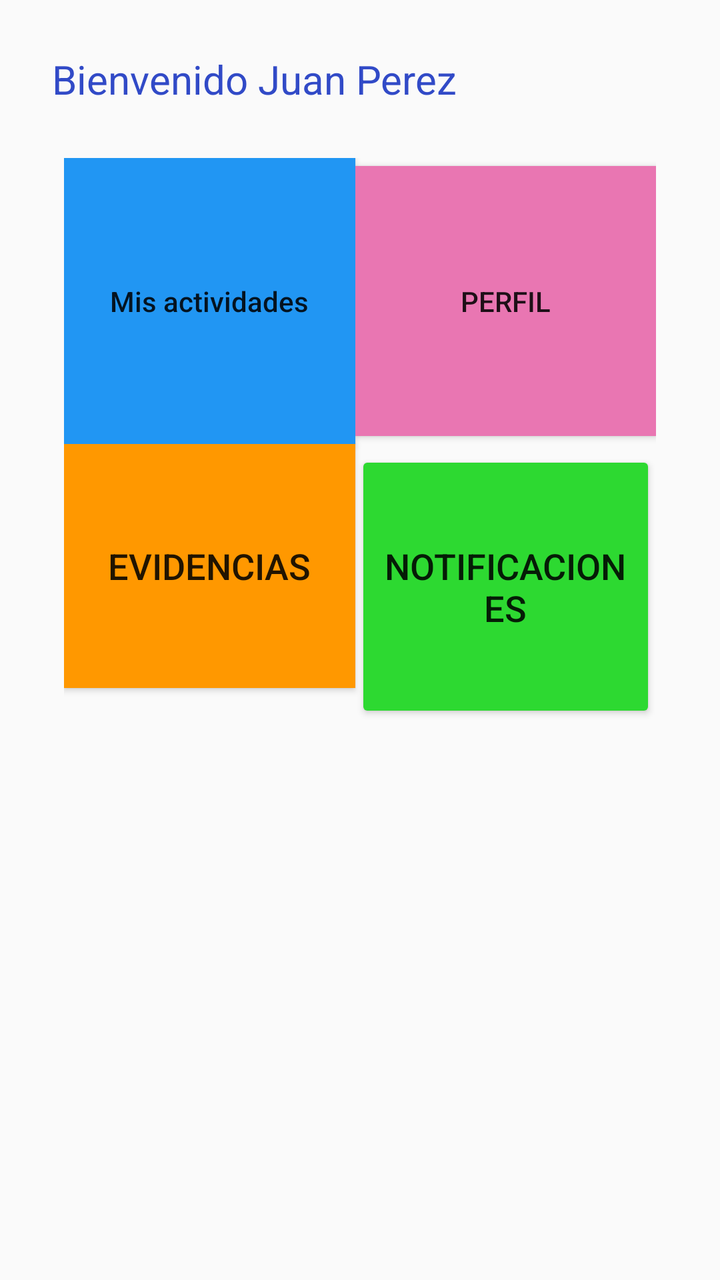
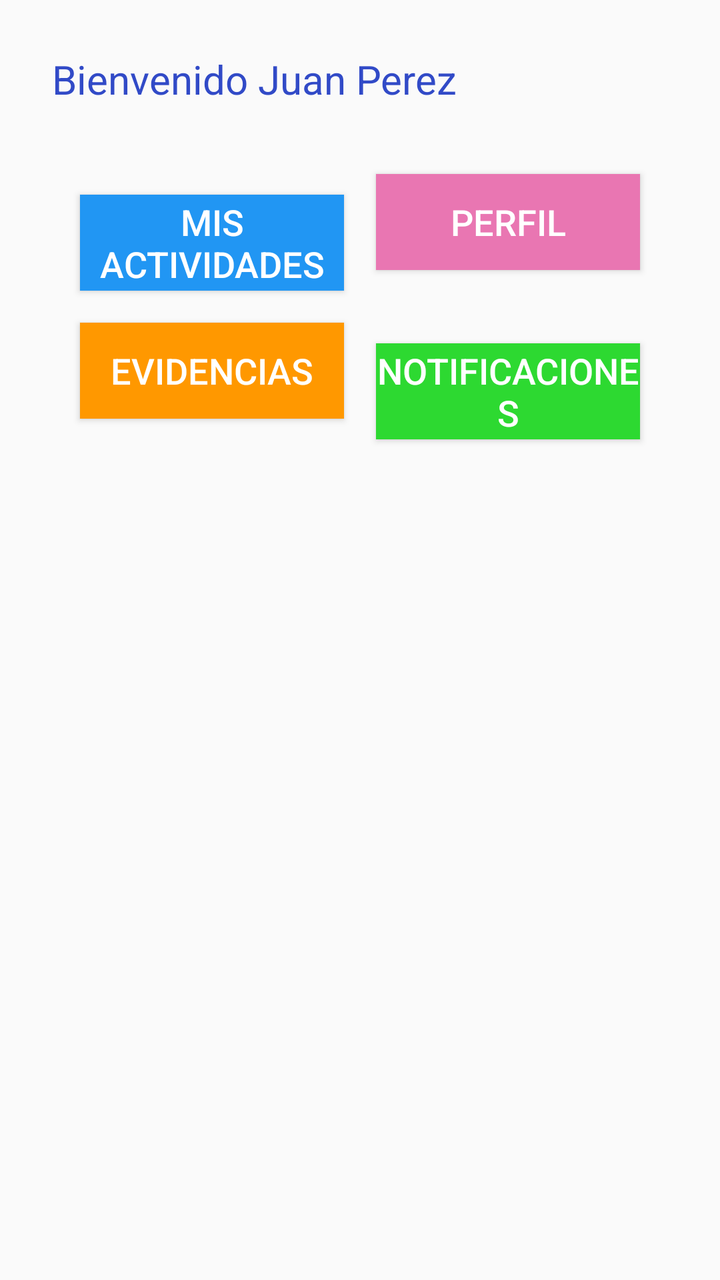

Before-and-after screenshots of an Android layout around one commit, followed by the original layout XML and the change that was made.
<!-- AndroidManifest.xml: application theme Theme.CampusGo -->
<!-- res/layout/activity_panel_estudiante.xml -->
<?xml version="1.0" encoding="utf-8"?>
<androidx.constraintlayout.widget.ConstraintLayout xmlns:android="http://schemas.android.com/apk/res/android"
    xmlns:app="http://schemas.android.com/apk/res-auto"
    xmlns:tools="http://schemas.android.com/tools"
    android:id="@+id/main"
    android:layout_width="match_parent"
    android:layout_height="match_parent"
    tools:context=".PanelEstudiante">

    <LinearLayout

        android:layout_width="match_parent"
        android:layout_height="match_parent"
        android:orientation="vertical"
        android:padding="16dp">

        <TextView
            android:id="@+id/textView"
            android:layout_width="251dp"
            android:layout_height="wrap_content"
            android:padding="10dp"
            android:text="Bienvenido Juan Perez"
            android:textColor="#314AC7"
            android:textSize="20sp"
            android:visibility="visible" />

        <GridLayout
            android:id="@+id/gridPanelEstudiante"
            android:layout_width="match_parent"
            android:layout_height="344dp"
            android:alignmentMode="alignMargins"
            android:columnCount="2"
            android:columnOrderPreserved="false"
            android:padding="16dp"
            android:rowCount="2">

            <Button
                android:id="@+id/btnMisActividades"
                android:layout_width="10dp"
                android:layout_height="143dp"
                android:layout_row="0"
                android:layout_column="0"
                android:layout_columnWeight="1"
                android:background="#2196F3"
                android:text="Mis actividades"
                android:textAppearance="@style/TextAppearance.AppCompat.Body2"
                tools:textSize="20sp" />

            <Button
                android:id="@+id/btnPerfil"
                android:layout_width="15dp"
                android:layout_height="135dp"
                android:layout_columnWeight="1"
                android:background="#E976B2"
                android:text="Perfil"
                tools:textSize="20sp" />

            <Button
                android:id="@+id/btnEvidencias"
                android:layout_width="0dp"
                android:layout_height="122dp"
                android:layout_row="1"
                android:layout_column="0"
                android:layout_columnWeight="1"
                android:background="#FF9800"
                android:text="Evidencias"
                android:textSize="18sp" />

            <Button
                android:id="@+id/btnNotificaciones"
                android:layout_width="0dp"
                android:layout_height="136dp"
                android:layout_row="1"
                android:layout_column="1"
                android:layout_columnWeight="1"
                android:backgroundTint="#2DD931"
                android:text="Notificaciones"
                android:textSize="18sp" />

        </GridLayout>

    </LinearLayout>


</androidx.constraintlayout.widget.ConstraintLayout>
<!-- resources referenced by this layout -->
<resources>
  <style name="Theme.CampusGo" parent="Theme.AppCompat.Light.DarkActionBar" />
</resources>

<!-- the commit's change to res/layout/activity_panel_estudiante.xml (unified diff, before → after) -->
@@ -15,7 +15,7 @@
         android:padding="16dp">
 
         <TextView
-            android:id="@+id/textView"
+            android:id="@+id/texBienvenido"
             android:layout_width="251dp"
             android:layout_height="wrap_content"
             android:padding="10dp"
@@ -27,7 +27,7 @@
         <GridLayout
             android:id="@+id/gridPanelEstudiante"
             android:layout_width="match_parent"
-            android:layout_height="344dp"
+            android:layout_height="wrap_content"
             android:alignmentMode="alignMargins"
             android:columnCount="2"
             android:columnOrderPreserved="false"
@@ -36,48 +36,57 @@
 
             <Button
                 android:id="@+id/btnMisActividades"
-                android:layout_width="10dp"
-                android:layout_height="143dp"
+                android:layout_width="0dp"
+                android:layout_height="wrap_content"
                 android:layout_row="0"
                 android:layout_column="0"
                 android:layout_columnWeight="1"
+                android:layout_margin="8dp"
                 android:background="#2196F3"
                 android:text="Mis actividades"
-                android:textAppearance="@style/TextAppearance.AppCompat.Body2"
-                tools:textSize="20sp" />
+                android:textColor="@android:color/white"
+                android:textSize="18sp" />
 
             <Button
                 android:id="@+id/btnPerfil"
-                android:layout_width="15dp"
-                android:layout_height="135dp"
+                android:layout_width="0dp"
+                android:layout_height="wrap_content"
+                android:layout_row="0"
+                android:layout_column="1"
                 android:layout_columnWeight="1"
+                android:layout_margin="8dp"
                 android:background="#E976B2"
                 android:text="Perfil"
-                tools:textSize="20sp" />
+                android:textColor="@android:color/white"
+                android:textSize="18sp" />
 
             <Button
                 android:id="@+id/btnEvidencias"
                 android:layout_width="0dp"
-                android:layout_height="122dp"
+                android:layout_height="wrap_content"
                 android:layout_row="1"
                 android:layout_column="0"
                 android:layout_columnWeight="1"
+                android:layout_margin="8dp"
                 android:background="#FF9800"
                 android:text="Evidencias"
+                android:textColor="@android:color/white"
                 android:textSize="18sp" />
 
             <Button
                 android:id="@+id/btnNotificaciones"
                 android:layout_width="0dp"
-                android:layout_height="136dp"
+                android:layout_height="wrap_content"
                 android:layout_row="1"
                 android:layout_column="1"
                 android:layout_columnWeight="1"
-                android:backgroundTint="#2DD931"
+                android:layout_margin="8dp"
+                android:background="#2DD931"
                 android:text="Notificaciones"
+                android:textColor="@android:color/white"
                 android:textSize="18sp" />
+        </GridLayout>
 
-        </GridLayout>
 
     </LinearLayout>
 
